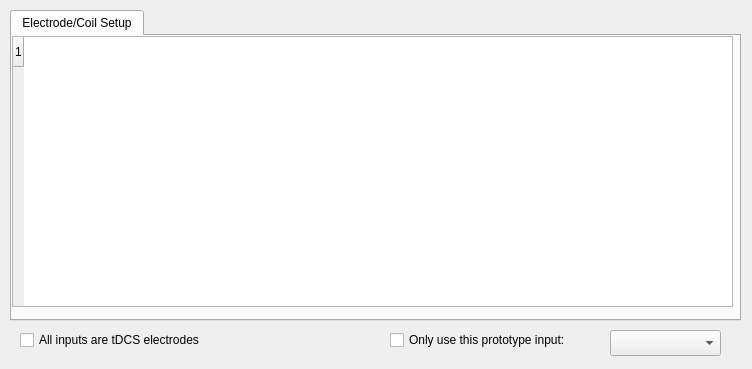
Before: the Qt Designer form src/Interface/Modules/BrainStimulator/ElectrodeCoilSetupDialog.ui in SCIInstitute/SCIRun, drawn with Qt 5.
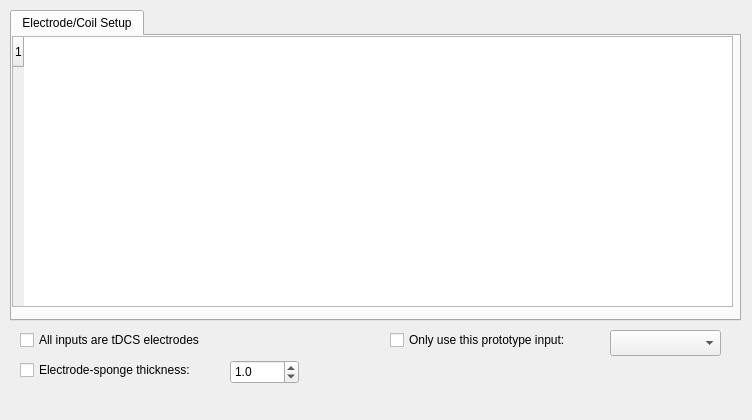
After: the same form once the commit is applied.

What changed in the file:
```diff
--- a/src/Interface/Modules/BrainStimulator/ElectrodeCoilSetupDialog.ui
+++ b/src/Interface/Modules/BrainStimulator/ElectrodeCoilSetupDialog.ui
@@ -7,13 +7,13 @@
     <x>0</x>
     <y>0</y>
     <width>752</width>
-    <height>369</height>
+    <height>420</height>
    </rect>
   </property>
   <property name="minimumSize">
    <size>
     <width>752</width>
-    <height>369</height>
+    <height>420</height>
    </size>
   </property>
   <property name="windowTitle">
@@ -94,6 +94,44 @@
     </rect>
    </property>
   </widget>
+  <widget class="QCheckBox" name="electrodethicknessCheckBox_">
+   <property name="geometry">
+    <rect>
+     <x>20</x>
+     <y>360</y>
+     <width>201</width>
+     <height>20</height>
+    </rect>
+   </property>
+   <property name="text">
+    <string>Electrode-sponge thickness:</string>
+   </property>   
+   <property name="checked">
+    <bool>false</bool>
+   </property>
+  </widget>
+  <widget class="QDoubleSpinBox" name="electrodethicknessSpinBox_">
+   <property name="geometry">
+    <rect>
+     <x>230</x>
+     <y>360</y>
+     <width>69</width>
+     <height>24</height>
+    </rect>
+   </property>
+   <property name="decimals">
+    <number>1</number>
+   </property>
+   <property name="maximum">
+    <double>1000000000.000000000000000</double>
+   </property>
+   <property name="singleStep">
+    <double>1.000000000000000</double>
+   </property>
+   <property name="value">
+    <double>1.000000000000000</double>
+   </property>
+  </widget>
  </widget>
  <layoutdefault spacing="6" margin="11"/>
  <resources/>
```
